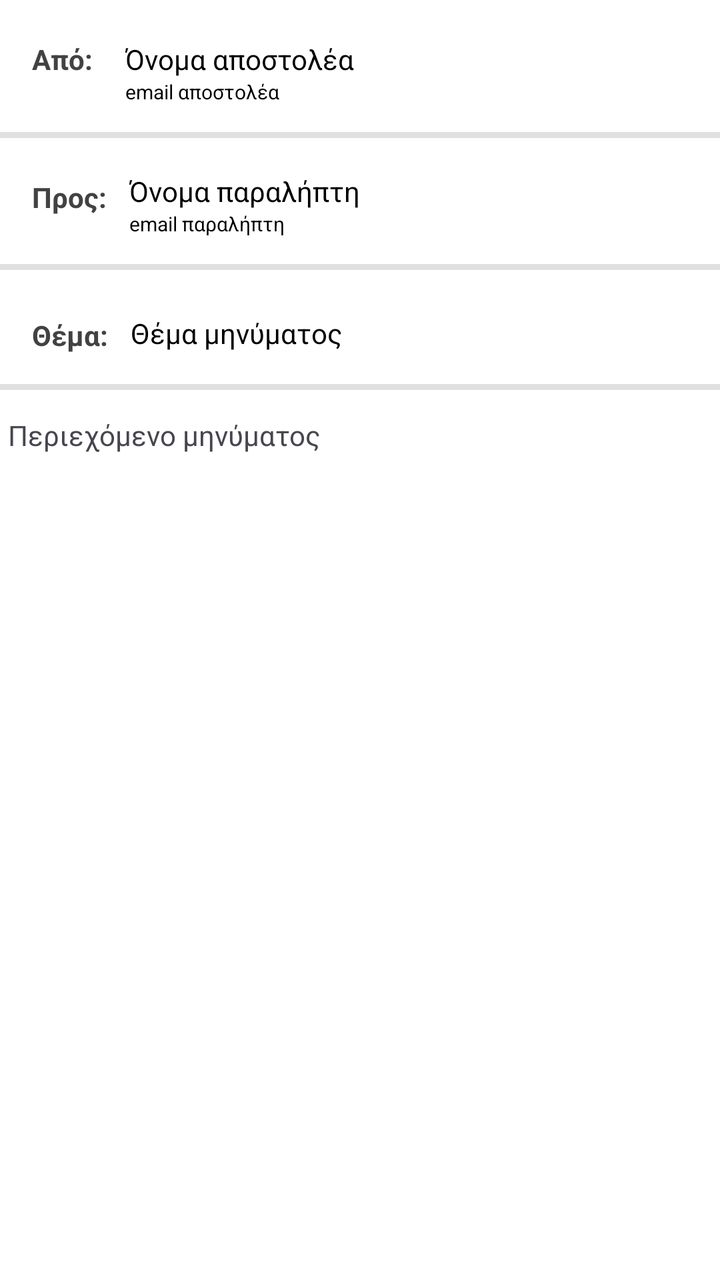
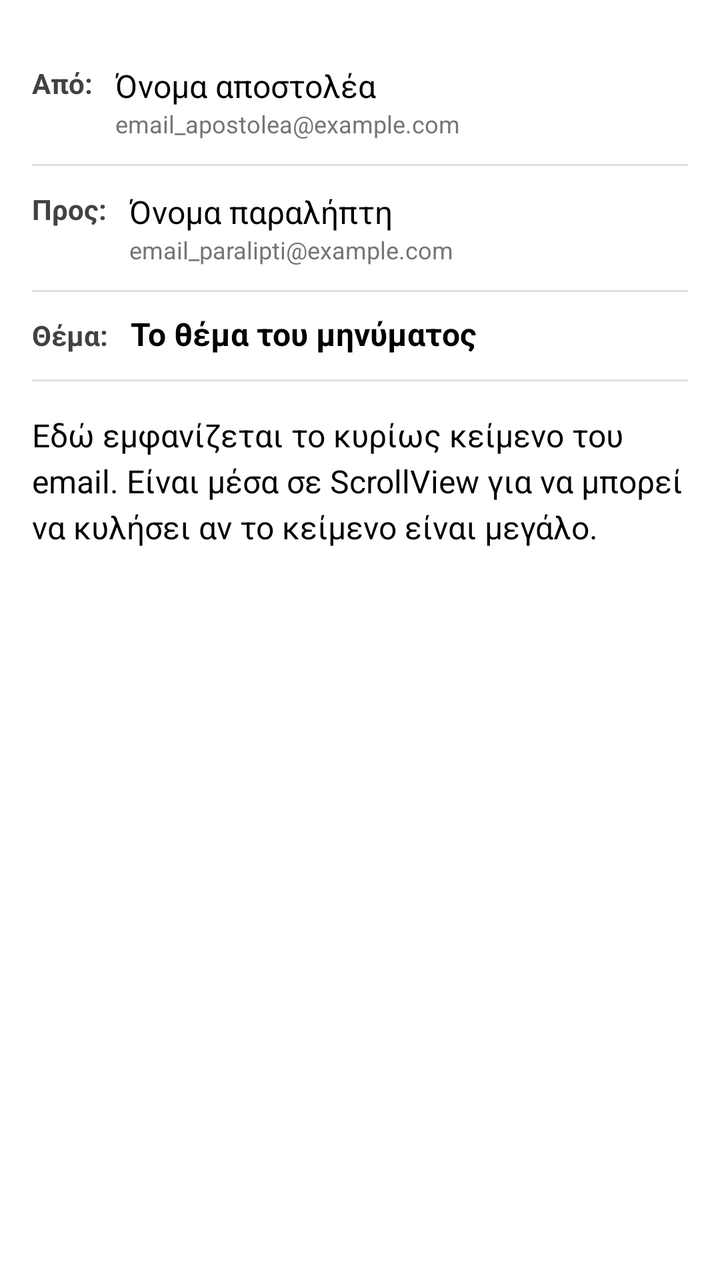

Compare the two renders of this Android layout. The source of the first and the diff that turns it into the second are given below.
<!-- AndroidManifest.xml: application theme Theme.Team21 -->
<!-- res/layout/activity_email_details.xml -->
<?xml version="1.0" encoding="utf-8"?>
<androidx.constraintlayout.widget.ConstraintLayout
    xmlns:android="http://schemas.android.com/apk/res/android"
    xmlns:tools="http://schemas.android.com/tools"
    xmlns:app="http://schemas.android.com/apk/res-auto"
    android:id="@+id/EmailDetails"
    android:layout_width="match_parent"
    android:layout_height="match_parent"
    tools:context=".view.contact.EmailDetailsActivity">

    <TextView
        android:id="@+id/txtEmailFrom2"
        android:layout_width="wrap_content"
        android:layout_height="wrap_content"
        android:layout_marginStart="16dp"
        android:layout_marginTop="55dp"
        android:text="Από: "
        android:textColor="#424242"
        android:textStyle="bold"
        app:layout_constraintStart_toStartOf="parent"
        app:layout_constraintTop_toTopOf="parent" />

    <TextView
        android:id="@+id/txtEmailSenderName2"
        android:layout_width="wrap_content"
        android:layout_height="wrap_content"
        android:layout_marginStart="13dp"
        android:layout_marginTop="55dp"
        android:text="Όνομα αποστολέα"
        android:textColor="#000000"
        app:layout_constraintStart_toEndOf="@+id/txtEmailDetailsFrom"
        app:layout_constraintTop_toTopOf="parent" />

    <TextView
        android:id="@+id/txtEmailSenderEmail2"
        android:layout_width="wrap_content"
        android:layout_height="13dp"
        android:layout_marginStart="13dp"
        android:text="email αποστολέα"
        android:textColor="#000000"
        android:textSize="10sp"
        app:layout_constraintStart_toEndOf="@+id/txtEmailDetailsFrom"
        app:layout_constraintTop_toBottomOf="@+id/txtEmailDetailsSenderName" />

    <View
        android:id="@+id/view4"
        android:layout_width="wrap_content"
        android:layout_height="3dp"
        android:layout_marginTop="14dp"
        android:background="#E0E0E0"
        app:layout_constraintTop_toBottomOf="@+id/txtEmailDetailsSenderEmail"
        tools:layout_editor_absoluteX="0dp" />

    <EditText
        android:id="@+id/edtEmailReceiver2"
        android:layout_width="335dp"
        android:layout_height="38dp"
        android:layout_marginStart="13dp"
        android:layout_marginTop="27dp"
        android:ems="10"
        android:hint="Διεύθυνση παραλήπτη"
        android:inputType="text"
        android:textColor="#000000"
        android:textSize="14sp"
        app:layout_constraintStart_toEndOf="@+id/txtEmailDetailsReceiver"
        app:layout_constraintTop_toBottomOf="@+id/txtEmailDetailsSenderEmail" />

    <TextView
        android:id="@+id/txtEmailReceiver2"
        android:layout_width="wrap_content"
        android:layout_height="wrap_content"
        android:layout_marginStart="16dp"
        android:layout_marginTop="50dp"
        android:text="Προς: "
        android:textColor="#424242"
        android:textStyle="bold"
        app:layout_constraintStart_toStartOf="parent"
        app:layout_constraintTop_toBottomOf="@+id/txtEmailDetailsFrom" />

    <View
        android:id="@+id/view5"
        android:layout_width="wrap_content"
        android:layout_height="3dp"
        android:layout_marginTop="14dp"
        android:background="#E0E0E0"
        app:layout_constraintTop_toBottomOf="@+id/edtEmailDetailsReceiver"
        tools:layout_editor_absoluteX="0dp" />

    <TextView
        android:id="@+id/txtEmailSendSubject2"
        android:layout_width="wrap_content"
        android:layout_height="wrap_content"
        android:layout_marginStart="16dp"
        android:layout_marginTop="50dp"
        android:text="Θέμα: "
        android:textColor="#424242"
        android:textStyle="bold"
        app:layout_constraintStart_toStartOf="parent"
        app:layout_constraintTop_toBottomOf="@+id/txtEmailDetailsReceiver" />

    <EditText
        android:id="@+id/edtEmailSubject2"
        android:layout_width="335dp"
        android:layout_height="38dp"
        android:layout_marginStart="13dp"
        android:layout_marginTop="27dp"
        android:ems="10"
        android:hint="Θέμα μηνύματος"
        android:inputType="text"
        android:textColor="#000000"
        android:textSize="14sp"
        app:layout_constraintStart_toEndOf="@+id/txtEmailDetailsEmailSubject"
        app:layout_constraintTop_toBottomOf="@+id/edtEmailDetailsReceiver" />

    <EditText
        android:id="@+id/edtEmailBody2"
        android:layout_width="400dp"
        android:layout_height="wrap_content"
        android:layout_marginTop="8dp"
        android:background="@null"
        android:ems="10"
        android:gravity="start|top"
        android:hint="Συμπληρώστε το μήνυμα"
        android:inputType="textMultiLine"
        android:textColor="#000000"
        android:textSize="16sp"
        app:layout_constraintEnd_toEndOf="parent"
        app:layout_constraintStart_toStartOf="@+id/textInputLayout"
        app:layout_constraintTop_toBottomOf="@+id/view3EmailDetails" />

    <androidx.constraintlayout.widget.ConstraintLayout
        android:id="@+id/viewEmailCompsition"
        android:layout_width="match_parent"
        android:layout_height="match_parent"
        android:background="#FFFFFF"
        tools:context=".view.user.EmailCompositionActivity"
        tools:layout_editor_absoluteX="16dp"
        tools:layout_editor_absoluteY="-16dp">

        <TextView
            android:id="@+id/txtEmailDetailsFrom"
            android:layout_width="wrap_content"
            android:layout_height="wrap_content"
            android:layout_marginStart="16dp"
            android:layout_marginTop="20dp"
            android:text="Από: "
            android:textColor="#424242"
            android:textStyle="bold"
            app:layout_constraintStart_toStartOf="parent"
            app:layout_constraintTop_toTopOf="parent" />

        <TextView
            android:id="@+id/txtEmailDetailsReceiver"
            android:layout_width="wrap_content"
            android:layout_height="wrap_content"
            android:layout_marginStart="16dp"
            android:layout_marginTop="50dp"
            android:text="Προς: "
            android:textColor="#424242"
            android:textStyle="bold"
            app:layout_constraintStart_toStartOf="parent"
            app:layout_constraintTop_toBottomOf="@+id/txtEmailDetailsFrom" />

        <TextView
            android:id="@+id/txtEmailDetailsEmailSubject"
            android:layout_width="wrap_content"
            android:layout_height="wrap_content"
            android:layout_marginStart="16dp"
            android:layout_marginTop="50dp"
            android:text="Θέμα: "
            android:textColor="#424242"
            android:textStyle="bold"
            app:layout_constraintStart_toStartOf="parent"
            app:layout_constraintTop_toBottomOf="@+id/txtEmailDetailsReceiver" />

        <TextView
            android:id="@+id/txtEmailDetailsSenderName"
            android:layout_width="wrap_content"
            android:layout_height="wrap_content"
            android:layout_marginStart="13dp"
            android:layout_marginTop="20dp"
            android:text="Όνομα αποστολέα"
            android:textColor="#000000"
            app:layout_constraintStart_toEndOf="@+id/txtEmailDetailsFrom"
            app:layout_constraintTop_toTopOf="parent" />

        <TextView
            android:id="@+id/txtEmailDetailsReceiverName"
            android:layout_width="wrap_content"
            android:layout_height="wrap_content"
            android:layout_marginStart="8dp"
            android:layout_marginTop="17dp"
            android:text="Όνομα παραλήπτη"
            android:textColor="#000000"
            app:layout_constraintStart_toEndOf="@+id/txtEmailDetailsReceiver"
            app:layout_constraintTop_toBottomOf="@+id/viewEmailDetails" />

        <TextView
            android:id="@+id/txtEmailDetailsEmailSubjectValue"
            android:layout_width="wrap_content"
            android:layout_height="wrap_content"
            android:layout_marginStart="8dp"
            android:layout_marginTop="22dp"
            android:text="Θέμα μηνύματος"
            android:textColor="#000000"
            app:layout_constraintStart_toEndOf="@+id/txtEmailDetailsEmailSubject"
            app:layout_constraintTop_toBottomOf="@+id/view2EmailDetails" />

        <TextView
            android:id="@+id/txtEmailDetailsSenderEmail"
            android:layout_width="wrap_content"
            android:layout_height="13dp"
            android:layout_marginStart="13dp"
            android:text="email αποστολέα"
            android:textColor="#000000"
            android:textSize="10sp"
            app:layout_constraintStart_toEndOf="@+id/txtEmailDetailsFrom"
            app:layout_constraintTop_toBottomOf="@+id/txtEmailDetailsSenderName" />

        <TextView
            android:id="@+id/txtEmailDetailsReceiverEmail"
            android:layout_width="wrap_content"
            android:layout_height="13dp"
            android:layout_marginStart="8dp"
            android:text="email παραλήπτη"
            android:textColor="#000000"
            android:textSize="10sp"
            app:layout_constraintStart_toEndOf="@+id/txtEmailDetailsReceiver"
            app:layout_constraintTop_toBottomOf="@+id/txtEmailDetailsReceiverName" />

        <View
            android:id="@+id/viewEmailDetails"
            android:layout_width="wrap_content"
            android:layout_height="3dp"
            android:layout_marginTop="14dp"
            android:background="#E0E0E0"
            app:layout_constraintTop_toBottomOf="@+id/txtEmailDetailsSenderEmail"
            tools:layout_editor_absoluteX="0dp" />

        <View
            android:id="@+id/view2EmailDetails"
            android:layout_width="wrap_content"
            android:layout_height="3dp"
            android:layout_marginTop="14dp"
            android:background="#E0E0E0"
            app:layout_constraintTop_toBottomOf="@+id/txtEmailDetailsReceiverEmail"
            tools:layout_editor_absoluteX="0dp" />

        <View
            android:id="@+id/view3EmailDetails"
            android:layout_width="wrap_content"
            android:layout_height="3dp"
            android:layout_marginTop="16dp"
            android:background="#E0E0E0"
            app:layout_constraintTop_toBottomOf="@+id/txtEmailDetailsEmailSubjectValue"
            tools:layout_editor_absoluteX="0dp" />

        <com.google.android.material.textfield.TextInputLayout
            android:id="@+id/textInputLayout"
            android:layout_width="409dp"
            android:layout_height="wrap_content"
            tools:layout_editor_absoluteX="1dp"
            tools:layout_editor_absoluteY="449dp" />

        <TextView
            android:id="@+id/txtEmailDetailsEmailBody"
            android:layout_width="wrap_content"
            android:layout_height="wrap_content"
            android:layout_marginStart="4dp"
            android:layout_marginTop="13dp"
            android:text="Περιεχόμενο μηνύματος"
            app:layout_constraintStart_toStartOf="parent"
            app:layout_constraintTop_toBottomOf="@+id/view3EmailDetails" />

    </androidx.constraintlayout.widget.ConstraintLayout>
</androidx.constraintlayout.widget.ConstraintLayout>
<!-- resources referenced by this layout -->
<resources>
  <style name="Theme.Team21" parent="Base.Theme.Team21" />
  <style name="Base.Theme.Team21" parent="Theme.Material3.DayNight.NoActionBar">
          
          
      </style>
</resources>

<!-- the commit's change to res/layout/activity_email_details.xml (unified diff, before → after) -->
@@ -1,19 +1,20 @@
 <?xml version="1.0" encoding="utf-8"?>
 <androidx.constraintlayout.widget.ConstraintLayout
     xmlns:android="http://schemas.android.com/apk/res/android"
+    xmlns:app="http://schemas.android.com/apk/res-auto"
     xmlns:tools="http://schemas.android.com/tools"
-    xmlns:app="http://schemas.android.com/apk/res-auto"
     android:id="@+id/EmailDetails"
     android:layout_width="match_parent"
     android:layout_height="match_parent"
-    tools:context=".view.contact.EmailDetailsActivity">
+    android:background="#FFFFFF"
+    android:padding="16dp"
+    tools:context=".view.contact.emailDetails.EmailDetailsActivity">
 
     <TextView
-        android:id="@+id/txtEmailFrom2"
+        android:id="@+id/txtEmailDetailsFrom"
         android:layout_width="wrap_content"
         android:layout_height="wrap_content"
-        android:layout_marginStart="16dp"
-        android:layout_marginTop="55dp"
+        android:layout_marginTop="16dp"
         android:text="Από: "
         android:textColor="#424242"
         android:textStyle="bold"
@@ -21,256 +22,129 @@
         app:layout_constraintTop_toTopOf="parent" />
 
     <TextView
-        android:id="@+id/txtEmailSenderName2"
-        android:layout_width="wrap_content"
+        android:id="@+id/txtEmailDetailsSenderName"
+        android:layout_width="0dp"
         android:layout_height="wrap_content"
-        android:layout_marginStart="13dp"
-        android:layout_marginTop="55dp"
+        android:layout_marginStart="8dp"
         android:text="Όνομα αποστολέα"
         android:textColor="#000000"
+        android:textSize="16sp"
+        app:layout_constraintBottom_toTopOf="@+id/txtEmailDetailsSenderEmail"
+        app:layout_constraintEnd_toEndOf="parent"
         app:layout_constraintStart_toEndOf="@+id/txtEmailDetailsFrom"
-        app:layout_constraintTop_toTopOf="parent" />
+        app:layout_constraintTop_toTopOf="@+id/txtEmailDetailsFrom" />
 
     <TextView
-        android:id="@+id/txtEmailSenderEmail2"
-        android:layout_width="wrap_content"
-        android:layout_height="13dp"
-        android:layout_marginStart="13dp"
-        android:text="email αποστολέα"
-        android:textColor="#000000"
-        android:textSize="10sp"
-        app:layout_constraintStart_toEndOf="@+id/txtEmailDetailsFrom"
+        android:id="@+id/txtEmailDetailsSenderEmail"
+        android:layout_width="0dp"
+        android:layout_height="wrap_content"
+        android:text="email_apostolea@example.com"
+        android:textColor="#757575"
+        android:textSize="12sp"
+        app:layout_constraintEnd_toEndOf="parent"
+        app:layout_constraintStart_toStartOf="@+id/txtEmailDetailsSenderName"
         app:layout_constraintTop_toBottomOf="@+id/txtEmailDetailsSenderName" />
 
     <View
-        android:id="@+id/view4"
-        android:layout_width="wrap_content"
-        android:layout_height="3dp"
-        android:layout_marginTop="14dp"
+        android:id="@+id/viewDivider1"
+        android:layout_width="match_parent"
+        android:layout_height="1dp"
+        android:layout_marginTop="12dp"
         android:background="#E0E0E0"
-        app:layout_constraintTop_toBottomOf="@+id/txtEmailDetailsSenderEmail"
-        tools:layout_editor_absoluteX="0dp" />
-
-    <EditText
-        android:id="@+id/edtEmailReceiver2"
-        android:layout_width="335dp"
-        android:layout_height="38dp"
-        android:layout_marginStart="13dp"
-        android:layout_marginTop="27dp"
-        android:ems="10"
-        android:hint="Διεύθυνση παραλήπτη"
-        android:inputType="text"
-        android:textColor="#000000"
-        android:textSize="14sp"
-        app:layout_constraintStart_toEndOf="@+id/txtEmailDetailsReceiver"
         app:layout_constraintTop_toBottomOf="@+id/txtEmailDetailsSenderEmail" />
 
     <TextView
-        android:id="@+id/txtEmailReceiver2"
+        android:id="@+id/txtEmailDetailsReceiver"
         android:layout_width="wrap_content"
         android:layout_height="wrap_content"
-        android:layout_marginStart="16dp"
-        android:layout_marginTop="50dp"
+        android:layout_marginTop="12dp"
         android:text="Προς: "
         android:textColor="#424242"
         android:textStyle="bold"
         app:layout_constraintStart_toStartOf="parent"
-        app:layout_constraintTop_toBottomOf="@+id/txtEmailDetailsFrom" />
+        app:layout_constraintTop_toBottomOf="@+id/viewDivider1" />
+
+    <TextView
+        android:id="@+id/txtEmailDetailsReceiverName"
+        android:layout_width="0dp"
+        android:layout_height="wrap_content"
+        android:layout_marginStart="8dp"
+        android:text="Όνομα παραλήπτη"
+        android:textColor="#000000"
+        android:textSize="16sp"
+        app:layout_constraintBottom_toTopOf="@+id/txtEmailDetailsReceiverEmail"
+        app:layout_constraintEnd_toEndOf="parent"
+        app:layout_constraintStart_toEndOf="@+id/txtEmailDetailsReceiver"
+        app:layout_constraintTop_toTopOf="@+id/txtEmailDetailsReceiver" />
+
+    <TextView
+        android:id="@+id/txtEmailDetailsReceiverEmail"
+        android:layout_width="0dp"
+        android:layout_height="wrap_content"
+        android:text="email_paralipti@example.com"
+        android:textColor="#757575"
+        android:textSize="12sp"
+        app:layout_constraintEnd_toEndOf="parent"
+        app:layout_constraintStart_toStartOf="@+id/txtEmailDetailsReceiverName"
+        app:layout_constraintTop_toBottomOf="@+id/txtEmailDetailsReceiverName" />
 
     <View
-        android:id="@+id/view5"
-        android:layout_width="wrap_content"
-        android:layout_height="3dp"
-        android:layout_marginTop="14dp"
+        android:id="@+id/viewDivider2"
+        android:layout_width="match_parent"
+        android:layout_height="1dp"
+        android:layout_marginTop="12dp"
         android:background="#E0E0E0"
-        app:layout_constraintTop_toBottomOf="@+id/edtEmailDetailsReceiver"
-        tools:layout_editor_absoluteX="0dp" />
+        app:layout_constraintTop_toBottomOf="@+id/txtEmailDetailsReceiverEmail" />
 
     <TextView
-        android:id="@+id/txtEmailSendSubject2"
+        android:id="@+id/txtEmailDetailsEmailSubject"
         android:layout_width="wrap_content"
         android:layout_height="wrap_content"
-        android:layout_marginStart="16dp"
-        android:layout_marginTop="50dp"
+        android:layout_marginTop="12dp"
         android:text="Θέμα: "
         android:textColor="#424242"
         android:textStyle="bold"
         app:layout_constraintStart_toStartOf="parent"
-        app:layout_constraintTop_toBottomOf="@+id/txtEmailDetailsReceiver" />
+        app:layout_constraintTop_toBottomOf="@+id/viewDivider2" />
 
-    <EditText
-        android:id="@+id/edtEmailSubject2"
-        android:layout_width="335dp"
-        android:layout_height="38dp"
-        android:layout_marginStart="13dp"
-        android:layout_marginTop="27dp"
-        android:ems="10"
-        android:hint="Θέμα μηνύματος"
-        android:inputType="text"
-        android:textColor="#000000"
-        android:textSize="14sp"
-        app:layout_constraintStart_toEndOf="@+id/txtEmailDetailsEmailSubject"
-        app:layout_constraintTop_toBottomOf="@+id/edtEmailDetailsReceiver" />
-
-    <EditText
-        android:id="@+id/edtEmailBody2"
-        android:layout_width="400dp"
+    <TextView
+        android:id="@+id/txtEmailDetailsEmailSubjectValue"
+        android:layout_width="0dp"
         android:layout_height="wrap_content"
-        android:layout_marginTop="8dp"
-        android:background="@null"
-        android:ems="10"
-        android:gravity="start|top"
-        android:hint="Συμπληρώστε το μήνυμα"
-        android:inputType="textMultiLine"
+        android:layout_marginStart="8dp"
+        android:text="Το θέμα του μηνύματος"
         android:textColor="#000000"
         android:textSize="16sp"
+        android:textStyle="bold"
+        app:layout_constraintBaseline_toBaselineOf="@+id/txtEmailDetailsEmailSubject"
         app:layout_constraintEnd_toEndOf="parent"
-        app:layout_constraintStart_toStartOf="@+id/textInputLayout"
-        app:layout_constraintTop_toBottomOf="@+id/view3EmailDetails" />
+        app:layout_constraintStart_toEndOf="@+id/txtEmailDetailsEmailSubject" />
 
-    <androidx.constraintlayout.widget.ConstraintLayout
-        android:id="@+id/viewEmailCompsition"
+    <View
+        android:id="@+id/viewDivider3"
         android:layout_width="match_parent"
-        android:layout_height="match_parent"
-        android:background="#FFFFFF"
-        tools:context=".view.user.EmailCompositionActivity"
-        tools:layout_editor_absoluteX="16dp"
-        tools:layout_editor_absoluteY="-16dp">
+        android:layout_height="1dp"
+        android:layout_marginTop="12dp"
+        android:background="#E0E0E0"
+        app:layout_constraintTop_toBottomOf="@+id/txtEmailDetailsEmailSubjectValue" />
 
-        <TextView
-            android:id="@+id/txtEmailDetailsFrom"
-            android:layout_width="wrap_content"
-            android:layout_height="wrap_content"
-            android:layout_marginStart="16dp"
-            android:layout_marginTop="20dp"
-            android:text="Από: "
-            android:textColor="#424242"
-            android:textStyle="bold"
-            app:layout_constraintStart_toStartOf="parent"
-            app:layout_constraintTop_toTopOf="parent" />
-
-        <TextView
-            android:id="@+id/txtEmailDetailsReceiver"
-            android:layout_width="wrap_content"
-            android:layout_height="wrap_content"
-            android:layout_marginStart="16dp"
-            android:layout_marginTop="50dp"
-            android:text="Προς: "
-            android:textColor="#424242"
-            android:textStyle="bold"
-            app:layout_constraintStart_toStartOf="parent"
-            app:layout_constraintTop_toBottomOf="@+id/txtEmailDetailsFrom" />
-
-        <TextView
-            android:id="@+id/txtEmailDetailsEmailSubject"
-            android:layout_width="wrap_content"
-            android:layout_height="wrap_content"
-            android:layout_marginStart="16dp"
-            android:layout_marginTop="50dp"
-            android:text="Θέμα: "
-            android:textColor="#424242"
-            android:textStyle="bold"
-            app:layout_constraintStart_toStartOf="parent"
-            app:layout_constraintTop_toBottomOf="@+id/txtEmailDetailsReceiver" />
-
-        <TextView
-            android:id="@+id/txtEmailDetailsSenderName"
-            android:layout_width="wrap_content"
-            android:layout_height="wrap_content"
-            android:layout_marginStart="13dp"
-            android:layout_marginTop="20dp"
-            android:text="Όνομα αποστολέα"
-            android:textColor="#000000"
-            app:layout_constraintStart_toEndOf="@+id/txtEmailDetailsFrom"
-            app:layout_constraintTop_toTopOf="parent" />
-
-        <TextView
-            android:id="@+id/txtEmailDetailsReceiverName"
-            android:layout_width="wrap_content"
-            android:layout_height="wrap_content"
-            android:layout_marginStart="8dp"
-            android:layout_marginTop="17dp"
-            android:text="Όνομα παραλήπτη"
-            android:textColor="#000000"
-            app:layout_constraintStart_toEndOf="@+id/txtEmailDetailsReceiver"
-            app:layout_constraintTop_toBottomOf="@+id/viewEmailDetails" />
-
-        <TextView
-            android:id="@+id/txtEmailDetailsEmailSubjectValue"
-            android:layout_width="wrap_content"
-            android:layout_height="wrap_content"
-            android:layout_marginStart="8dp"
-            android:layout_marginTop="22dp"
-            android:text="Θέμα μηνύματος"
-            android:textColor="#000000"
-            app:layout_constraintStart_toEndOf="@+id/txtEmailDetailsEmailSubject"
-            app:layout_constraintTop_toBottomOf="@+id/view2EmailDetails" />
-
-        <TextView
-            android:id="@+id/txtEmailDetailsSenderEmail"
-            android:layout_width="wrap_content"
-            android:layout_height="13dp"
-            android:layout_marginStart="13dp"
-            android:text="email αποστολέα"
-            android:textColor="#000000"
-            android:textSize="10sp"
-            app:layout_constraintStart_toEndOf="@+id/txtEmailDetailsFrom"
-            app:layout_constraintTop_toBottomOf="@+id/txtEmailDetailsSenderName" />
-
-        <TextView
-            android:id="@+id/txtEmailDetailsReceiverEmail"
-            android:layout_width="wrap_content"
-            android:layout_height="13dp"
-            android:layout_marginStart="8dp"
-            android:text="email παραλήπτη"
-            android:textColor="#000000"
-            android:textSize="10sp"
-            app:layout_constraintStart_toEndOf="@+id/txtEmailDetailsReceiver"
-            app:layout_constraintTop_toBottomOf="@+id/txtEmailDetailsReceiverName" />
-
-        <View
-            android:id="@+id/viewEmailDetails"
-            android:layout_width="wrap_content"
-            android:layout_height="3dp"
-            android:layout_marginTop="14dp"
-            android:background="#E0E0E0"
-            app:layout_constraintTop_toBottomOf="@+id/txtEmailDetailsSenderEmail"
-            tools:layout_editor_absoluteX="0dp" />
-
-        <View
-            android:id="@+id/view2EmailDetails"
-            android:layout_width="wrap_content"
-            android:layout_height="3dp"
-            android:layout_marginTop="14dp"
-            android:background="#E0E0E0"
-            app:layout_constraintTop_toBottomOf="@+id/txtEmailDetailsReceiverEmail"
-            tools:layout_editor_absoluteX="0dp" />
-
-        <View
-            android:id="@+id/view3EmailDetails"
-            android:layout_width="wrap_content"
-            android:layout_height="3dp"
-            android:layout_marginTop="16dp"
-            android:background="#E0E0E0"
-            app:layout_constraintTop_toBottomOf="@+id/txtEmailDetailsEmailSubjectValue"
-            tools:layout_editor_absoluteX="0dp" />
-
-        <com.google.android.material.textfield.TextInputLayout
-            android:id="@+id/textInputLayout"
-            android:layout_width="409dp"
-            android:layout_height="wrap_content"
-            tools:layout_editor_absoluteX="1dp"
-            tools:layout_editor_absoluteY="449dp" />
+    <ScrollView
+        android:layout_width="0dp"
+        android:layout_height="0dp"
+        android:layout_marginTop="16dp"
+        app:layout_constraintBottom_toBottomOf="parent"
+        app:layout_constraintEnd_toEndOf="parent"
+        app:layout_constraintStart_toStartOf="parent"
+        app:layout_constraintTop_toBottomOf="@+id/viewDivider3">
 
         <TextView
             android:id="@+id/txtEmailDetailsEmailBody"
-            android:layout_width="wrap_content"
+            android:layout_width="match_parent"
             android:layout_height="wrap_content"
-            android:layout_marginStart="4dp"
-            android:layout_marginTop="13dp"
-            android:text="Περιεχόμενο μηνύματος"
-            app:layout_constraintStart_toStartOf="parent"
-            app:layout_constraintTop_toBottomOf="@+id/view3EmailDetails" />
+            android:text="Εδώ εμφανίζεται το κυρίως κείμενο του email. Είναι μέσα σε ScrollView για να μπορεί να κυλήσει αν το κείμενο είναι μεγάλο."
+            android:textColor="#000000"
+            android:textSize="16sp"
+            android:lineSpacingExtra="4dp"/>
+    </ScrollView>
 
-    </androidx.constraintlayout.widget.ConstraintLayout>
 </androidx.constraintlayout.widget.ConstraintLayout>
